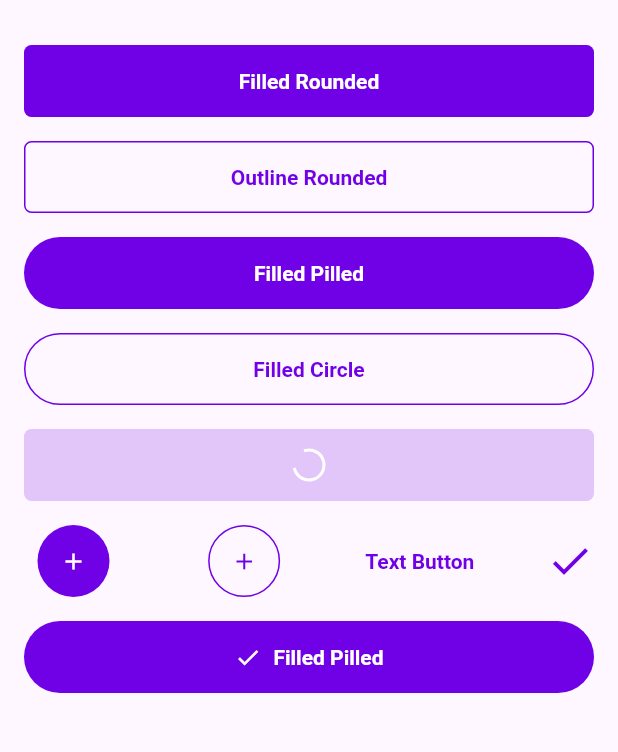
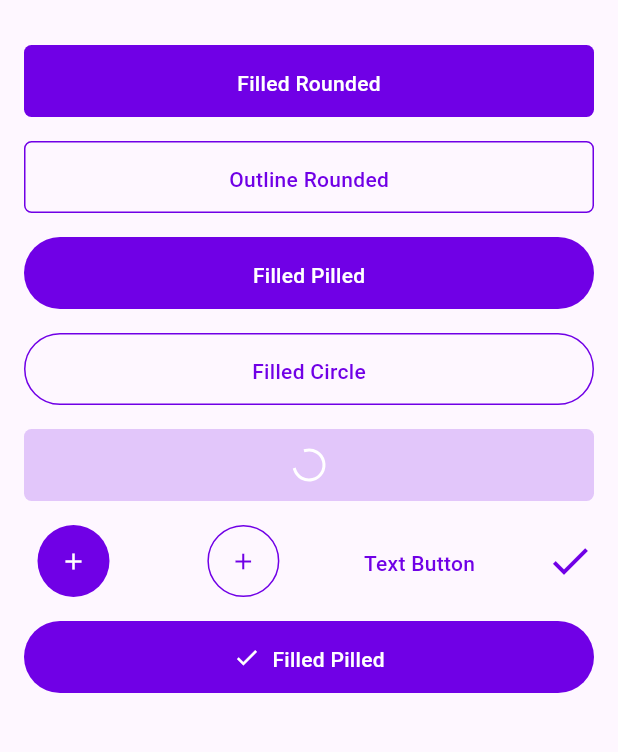
Before and after one commit to kamrul3288/Foundry-Flutter, a Flutter app: the ButtonsScreen screen opened directly, on a phone screen of 412 x 824 dp, the part 63-815 px from its top. Run offline on Flutter 3.47's test engine with Material 3 defaults, Android fonts, the phone set to English and light mode, and no system bars; our stand-ins replace auto_route, dio, flutter_bloc, flutter_image_compress, flutter_riverpod, flutter_secure_storage and 2 more; accounts and stored records are empty; generated files the repository leaves out were written again.

Commit message:
refactor: Update AppButton to use typography extensions, rename `enableColorFilter` to `forceIconTheme`, and remove redundant color filtering and opacity wrappers.

```diff
--- a/foundry_feat_components/flutter_design_system/lib/src/components/button/app_button.dart
+++ b/foundry_feat_components/flutter_design_system/lib/src/components/button/app_button.dart
@@ -2,6 +2,7 @@ import 'package:flutter/material.dart';
 import 'package:flutter_design_system/src/components/button/app_button_color.dart';
 import 'package:flutter_design_system/src/components/button/app_button_color_role.dart';
 import 'package:flutter_design_system/src/theme/extensions/app_button_theme.dart';
+import 'package:flutter_design_system/src/theme/extensions/app_typography_theme.dart';
 
 final class AppButton extends StatelessWidget {
   final Widget child;
@@ -14,7 +15,7 @@ final class AppButton extends StatelessWidget {
   final bool isFullWidth;
   final _ButtonVariant variant;
   final AppButtonShape shape;
-  final bool enableColorFilter;
+  final bool forceIconTheme;
   final EdgeInsetsGeometry? padding;
   final bool isWrapContent;
 
@@ -29,7 +30,7 @@ final class AppButton extends StatelessWidget {
     this.isFullWidth = true,
     required this.variant,
     this.shape = AppButtonShape.sharp,
-    this.enableColorFilter = false,
+    this.forceIconTheme = false,
     this.padding,
     this.isWrapContent = false,
   });
@@ -67,6 +68,7 @@ final class AppButton extends StatelessWidget {
   @override
   Widget build(BuildContext context) {
     final theme = Theme.of(context).extension<AppButtonTheme>()!;
+    final typography = Theme.of(context).extension<AppTypographyTheme>()!;
     final baseColors = theme.resolve(colorRole);
     final colors = _mapColorsToVariant(baseColors, variant);
 
@@ -84,9 +86,9 @@ final class AppButton extends StatelessWidget {
     };
 
     final TextStyle textStyle = switch (size) {
-      AppButtonSize.sm => const TextStyle(fontSize: 12, fontWeight: FontWeight.w500),
-      AppButtonSize.md => const TextStyle(fontSize: 14, fontWeight: FontWeight.w600),
-      AppButtonSize.lg => const TextStyle(fontSize: 16, fontWeight: FontWeight.w600),
+      AppButtonSize.sm => typography.bodySmall.copyWith(fontWeight: FontWeight.w500),
+      AppButtonSize.md => typography.bodyMedium.copyWith(fontWeight: FontWeight.w500),
+      AppButtonSize.lg => typography.bodyLarge.copyWith(fontWeight: FontWeight.w500),
     };
 
     return SizedBox(
@@ -131,23 +133,10 @@ final class AppButton extends StatelessWidget {
       ],
     );
 
-    final isEnabled = onPressed != null;
-    final effectiveColor = isEnabled ? color.foreground : color.foreground.withValues(alpha: 0.6);
-    if (enableColorFilter) {
-      return ColorFiltered(
-        colorFilter: ColorFilter.mode(effectiveColor, BlendMode.srcIn),
-        child: DefaultTextStyle(
-          style: textStyle.copyWith(color: effectiveColor),
-          child: content,
-        ),
-      );
-    }
-    return Opacity(
-      opacity: isEnabled ? 1 : 0.5,
-      child: DefaultTextStyle(
-        style: textStyle.copyWith(color: effectiveColor),
-        child: content,
-      ),
+    final effectiveColor = onPressed != null ? color.foreground : color.foreground.withValues(alpha: 0.6);
+    return DefaultTextStyle(
+      style: textStyle.copyWith(color: effectiveColor),
+      child: content,
     );
   }
 
@@ -174,7 +163,7 @@ final class AppButton extends StatelessWidget {
       isFullWidth: isFullWidth,
       size: size,
       shape: shape,
-      enableColorFilter: enableColorFilter,
+      forceIconTheme: enableColorFilter,
       padding: padding,
       child: child,
     );
@@ -203,7 +192,7 @@ final class AppButton extends StatelessWidget {
       isFullWidth: isFullWidth,
       size: size,
       shape: shape,
-      enableColorFilter: enableColorFilter,
+      forceIconTheme: enableColorFilter,
       padding: padding,
       child: child,
     );
@@ -246,7 +235,7 @@ final class AppButton extends StatelessWidget {
       colorRole: colorRole,
       size: size,
       shape: AppButtonShape.circle,
-      enableColorFilter: enableColorFilter,
+      forceIconTheme: enableColorFilter,
       isFullWidth: false,
       isWrapContent: true,
       padding: EdgeInsets.zero,
```
